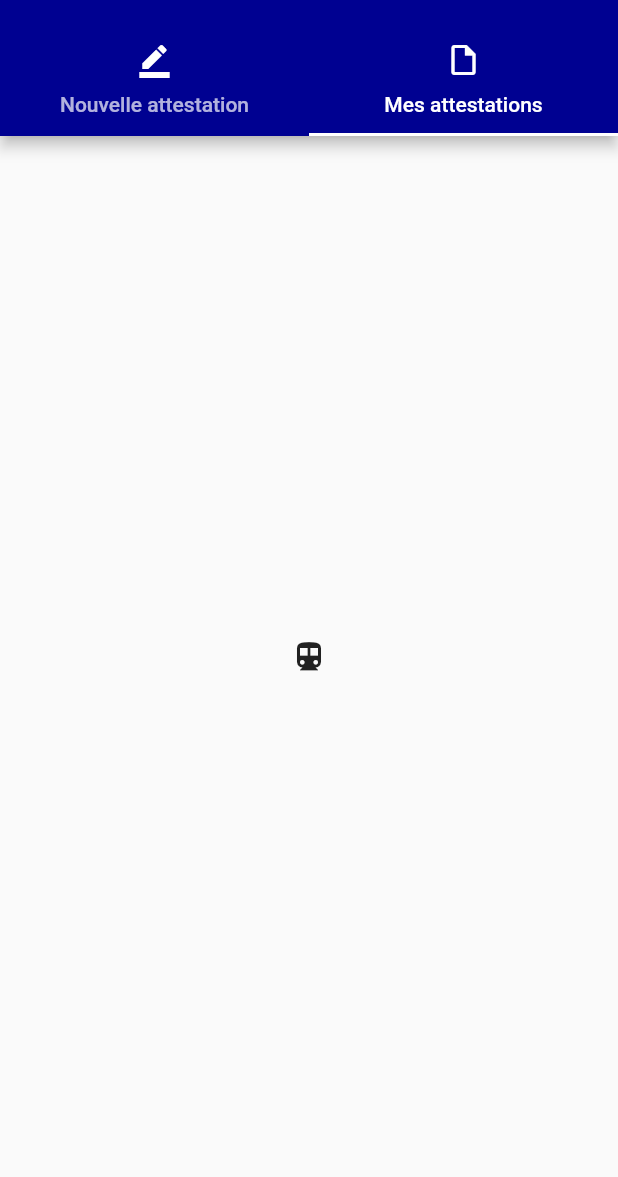
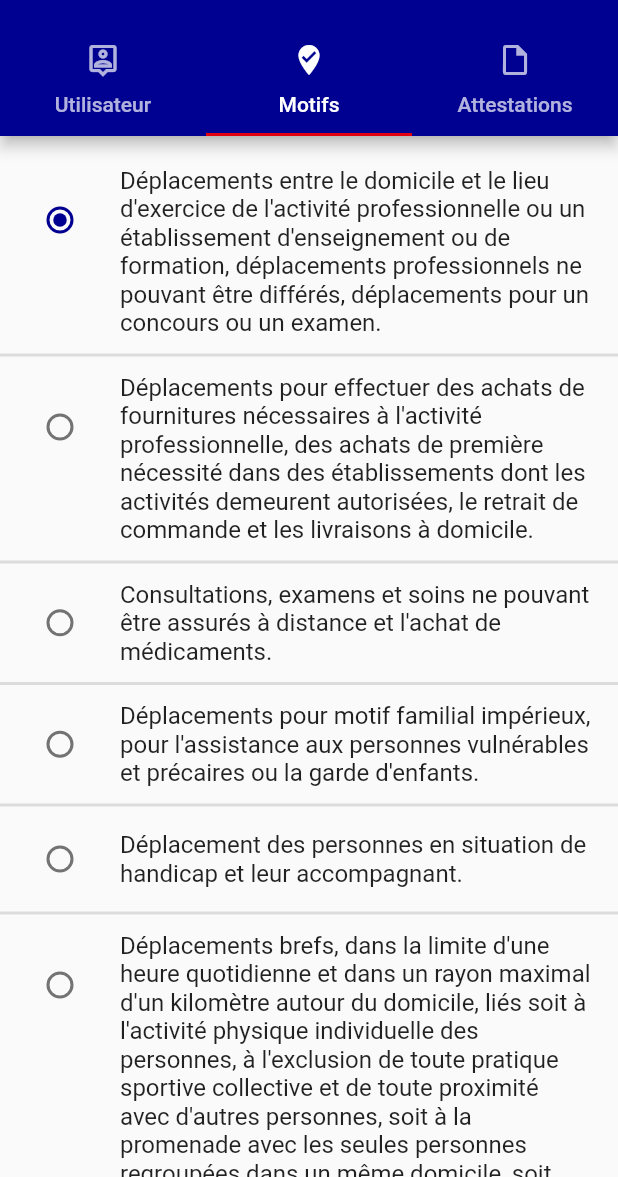
Before and after one commit to nicolasOvejero/my_certificate, a Flutter app: the screen it shows after launch, tab 2 chosen, on a phone screen of 412 x 824 dp, the part 59-1236 px from its top. Run offline on Flutter 3.47's test engine with Material 2 defaults, Android fonts, the phone set to English and light mode, and no system bars; our stand-ins replace datetime_picker_formfield, open_file, pdf.

Commit message:
feat(Home): Update tab bar, split form and generate pdf

```diff
--- /dev/null
+++ b/lib/movement_form.dart
@@ -0,0 +1,183 @@
+import 'package:flutter/material.dart';
+import 'package:flutter/widgets.dart';
+import 'package:my_certificate/certificate.dart';
+import 'package:my_certificate/pdf_generation.dart';
+
+class MovementForm extends StatefulWidget {
+  Certificate certificate = new Certificate();
+
+  MovementForm(this.certificate);
+
+  @override
+  MovementFormState createState() => MovementFormState();
+}
+
+class MovementFormState extends State<MovementForm> {
+  @override
+  Widget build(BuildContext context) {
+    return Column(children: <Widget>[
+      Padding(
+          padding: EdgeInsets.only(top: 16),
+          child: ListTile(
+            title: const Text(
+                "Déplacements entre le domicile et le lieu d'exercice de l'activité "
+                    "professionnelle ou un établissement d'enseignement ou de formation, "
+                    "déplacements professionnels ne pouvant être différés, "
+                    "déplacements pour un concours ou un examen."),
+            leading: Radio(
+              value: MovementType.work,
+              groupValue: widget.certificate.type,
+              onChanged: (MovementType value) {
+                setState(() {
+                  widget.certificate.type = value;
+                });
+              },
+            ),
+          )),
+      Divider(thickness: 2),
+      ListTile(
+        title: const Text(
+            "Déplacements pour effectuer des achats de fournitures nécessaires à "
+                "l'activité professionnelle, des achats de première nécessité dans "
+                "des établissements dont les activités demeurent autorisées, "
+                "le retrait de commande et les livraisons à domicile."),
+        leading: Radio(
+          value: MovementType.shopping,
+          groupValue: widget.certificate.type,
+          onChanged: (MovementType value) {
+            setState(() {
+              widget.certificate.type = value;
+            });
+          },
+        ),
+      ),
+      Divider(thickness: 2),
+      ListTile(
+        title: const Text(
+            "Consultations, examens et soins ne pouvant être assurés à "
+                "distance et l'achat de médicaments."),
+        leading: Radio(
+          value: MovementType.medical,
+          groupValue: widget.certificate.type,
+          onChanged: (MovementType value) {
+            setState(() {
+              widget.certificate.type = value;
+            });
+          },
+        ),
+      ),
+      Divider(thickness: 2),
+      ListTile(
+        title: const Text(
+            "Déplacements pour motif familial impérieux, pour l'assistance aux "
+                "personnes vulnérables et précaires ou la garde d'enfants."),
+        leading: Radio(
+          value: MovementType.family,
+          groupValue: widget.certificate.type,
+          onChanged: (MovementType value) {
+            setState(() {
+              widget.certificate.type = value;
+            });
+          },
+        ),
+      ),
+      Divider(thickness: 2),
+      ListTile(
+        title: const Text(
+            "Déplacement des personnes en situation de handicap et leur accompagnant."),
+        leading: Radio(
+          value: MovementType.handicap,
+          groupValue: widget.certificate.type,
+          onChanged: (MovementType value) {
+            setState(() {
+              widget.certificate.type = value;
+            });
+          },
+        ),
+      ),
+      Divider(thickness: 2),
+      ListTile(
+        title: const Text(
+            "Déplacements brefs, dans la limite d'une heure quotidienne et dans un "
+                "rayon maximal d'un kilomètre autour du domicile, liés soit à l'activité "
+                "physique individuelle des personnes, à l'exclusion de toute pratique "
+                "sportive collective et de toute proximité avec d'autres personnes, "
+                "soit à la promenade avec les seules personnes regroupées dans un "
+                "même domicile, soit aux besoins des animaux de compagnie."),
+        leading: Radio(
+          value: MovementType.sport,
+          groupValue: widget.certificate.type,
+          onChanged: (MovementType value) {
+            setState(() {
+              widget.certificate.type = value;
+            });
+          },
+        ),
+      ),
+      Divider(thickness: 2),
+      ListTile(
+        title: const Text(
+            "Convocation judiciaire ou administrative et pour se "
+                "rendre dans un service public."),
+        leading: Radio(
+          value: MovementType.administrative,
+          groupValue: widget.certificate.type,
+          onChanged: (MovementType value) {
+            setState(() {
+              widget.certificate.type = value;
+            });
+          },
+        ),
+      ),
+      Divider(thickness: 2),
+      ListTile(
+        title: const Text(
+            "Participation à des missions d'intérêt général sur "
+                "demande de l'autorité administrative."),
+        leading: Radio(
+          value: MovementType.general_interest,
+          groupValue: widget.certificate.type,
+          onChanged: (MovementType value) {
+            setState(() {
+              widget.certificate.type = value;
+            });
+          },
+        ),
+      ),
+      Divider(thickness: 2),
+      Padding(
+          padding: EdgeInsets.only(bottom: 16),
+          child: ListTile(
+            title: const Text(
+                "Déplacement pour chercher les enfants à l'école et à "
+                    "l'occasion de leurs activités périscolaires."),
+            leading: Radio(
+              value: MovementType.school,
+              groupValue: widget.certificate.type,
+              onChanged: (MovementType value) {
+                setState(() {
+                  widget.certificate.type = value;
+                });
+              },
+            ),
+          )),
+      SizedBox(
+        width: double.infinity,
+        child: RaisedButton(
+          textColor: Colors.white,
+          color: Theme.of(context).accentColor,
+          padding: EdgeInsets.only(top: 16, bottom: 16),
+          child:
+              Text('Générer mon attestation', style: TextStyle(fontSize: 18)),
+          onPressed: () async {
+            await PdfGeneration.createPDF(widget.certificate);
+            Scaffold.of(context).showSnackBar(SnackBar(
+              content: Text("Attestation générée"),
+              backgroundColor: Colors.green,
+            ));
+          },
+        ),
+      ),
+    ]);
+  }
+}
--- a/lib/tab_bar_controller.dart
+++ b/lib/tab_bar_controller.dart
@@ -1,7 +1,9 @@
 import 'package:flutter/material.dart';
+import 'package:my_certificate/movement_form.dart';
+import 'package:my_certificate/user_form.dart';
+import 'package:my_certificate/utils.dart';
 
 import 'certificate.dart';
-import 'certificate_form.dart';
 
 class TabBarController extends StatefulWidget {
   TabBarController({Key key, this.title}) : super(key: key);
@@ -12,8 +14,31 @@ class TabBarController extends StatefulWidget {
   _TabBarController createState() => _TabBarController();
 }
 
-class _TabBarController extends State<TabBarController> {
+class _TabBarController extends State<TabBarController>
+    with SingleTickerProviderStateMixin {
   Certificate certificate = new Certificate();
+  TabController _tabController;
+  int currentTabIndex;
+
+  @override
+  void initState() {
+    super.initState();
+    _tabController = TabController(vsync: this, length: 3);
+    _tabController.addListener(_handleTabSelection);
+    currentTabIndex = _tabController.index;
+  }
+
+  _handleTabSelection() {
+    setState(() {
+      currentTabIndex = _tabController.index;
+    });
+  }
+
+  @override
+  void dispose() {
+    _tabController.dispose();
+    super.dispose();
+  }
 
   @override
   Widget build(BuildContext context) {
@@ -28,43 +53,38 @@ class _TabBarController extends State<TabBarController> {
     certificate.type = MovementType.work;
     certificate.creationDateTime = DateTime.now();
 
-    return DefaultTabController(
-      length: 2,
-      child: Scaffold(
+    return Scaffold(
       appBar: AppBar(
         bottom: TabBar(
+          controller: _tabController,
+          indicatorColor: Utils.hexToColor('#e1000f'),
           tabs: [
             Tab(
-                text: 'Nouvelle attestation',
-                icon: Icon(
-                  Icons.border_color,
-                  color: Colors.white,
-                ),
-              ),
+                text: 'Utilisateur',
+                icon: currentTabIndex == 0
+                    ? Icon(Icons.person_pin_rounded)
+                    : Icon(Icons.person_pin_outlined)),
             Tab(
-                text: 'Mes attestations',
-                icon: Icon(
-                  Icons.insert_drive_file_outlined,
-                  color: Colors.white,
-                ),
-              ),
+                text: 'Motifs',
+                icon: currentTabIndex == 1
+                    ? Icon(Icons.where_to_vote)
+                    : Icon(Icons.where_to_vote_outlined)),
+            Tab(
+                text: 'Attestations',
+                icon: currentTabIndex == 2
+                    ? Icon(Icons.insert_drive_file)
+                    : Icon(Icons.insert_drive_file_outlined)),
           ],
         ),
         title: Text(widget.title),
       ),
       body: TabBarView(
+        controller: _tabController,
         children: [
-            Container(
-                padding: EdgeInsets.all(16),
-                child: new SingleChildScrollView(
-                    child: new Column(children: <Widget>[
-                      CertificateForm(certificate)
-                    ])
-                )
-            ),
+          SingleChildScrollView(child: UserForm(certificate)),
+          SingleChildScrollView(child: MovementForm(certificate)),
           Icon(Icons.directions_transit),
         ],
-        ),
       ),
     );
   }
--- a/lib/utils.dart
+++ b/lib/utils.dart
@@ -1,10 +1,14 @@
 import 'dart:ui';
 
 import 'package:flutter/material.dart';
+import 'package:intl/intl.dart';
 
 import 'certificate.dart';
 
 class Utils {
+  static final dateFormat = DateFormat("dd-MM-yyyy");
+  static final hourFormat = DateFormat("HH:mm");
+
   static Color hexToColor(String code) {
     return new Color(int.parse(code.substring(1, 7), radix: 16) + 0xFF000000);
   }
@@ -50,5 +54,6 @@ class Utils {
       case MovementType.school:
         return "enfants";
     }
+    return "";
   }
 }
--- a/pubspec.yaml
+++ b/pubspec.yaml
@@ -28,6 +28,7 @@ dependencies:
   open_file: ^3.0.3
   datetime_picker_formfield: ^1.0.0
   localstorage: ^3.0.0
+  flutter_launcher_icons: ^0.8.1
 
   # The following adds the Cupertino Icons font to your application.
   # Use with the CupertinoIcons class for iOS style icons.
@@ -78,3 +79,8 @@ flutter:
   #
   # For details regarding fonts from package dependencies,
   # see https://flutter.dev/custom-fonts/#from-packages
+
+flutter_icons:
+  android: "launcher_icon"
+  ios: true
+  image_path: "assets/images/icon.png"
```
Also changed, not shown: lib/pdf_generation.dart (+19 -10 lines), lib/user_form.dart (renamed from lib/certificate_form.dart, +21 -67 lines), assets/images/icon.png (added), pubspec.lock, 22 other files. Lines whose indentation alone changed are shown as unchanged.
